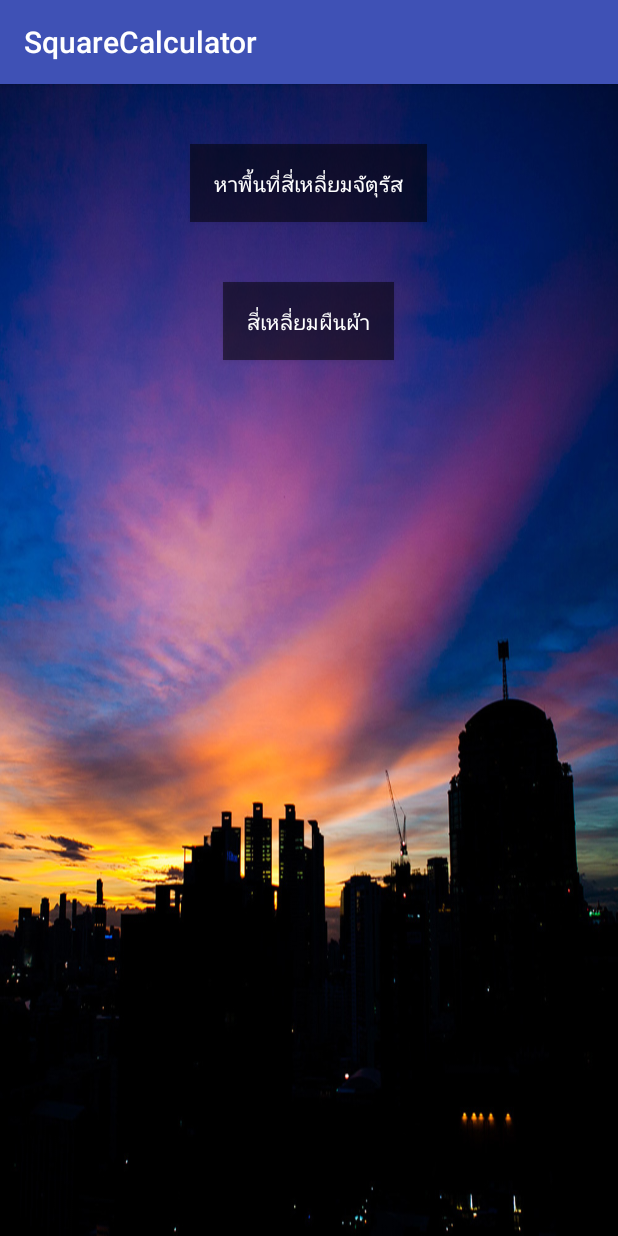
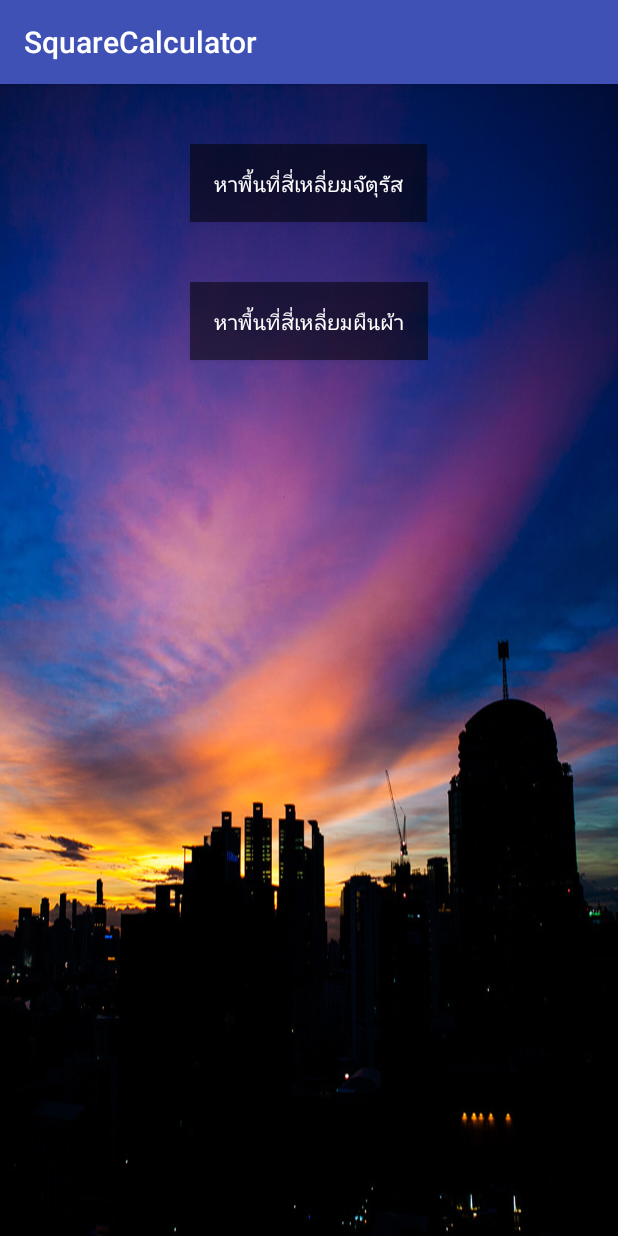
Before and after one commit to Benzt2h/SquareCalculator, an Android app: the screen it shows after launch (MainActivity), on a phone screen of 412 x 824 dp. Run offline under Robolectric (Android 15) with nearby library versions, the phone set to English and light mode, and no system bars.

Commit message:
edit detail ui

```diff
--- a/app/src/main/res/layout/activity_main.xml
+++ b/app/src/main/res/layout/activity_main.xml
@@ -27,7 +27,7 @@
         android:layout_below="@id/btnSquare"
         android:layout_centerHorizontal="true"
         android:layout_marginTop="40dp"
-        android:text="สี่เหลี่ยมผืนผ้า"
+        android:text="หาพื้นที่สี่เหลี่ยมผืนผ้า"
         android:textColor="#ffffff" />
 
 </RelativeLayout>
```
